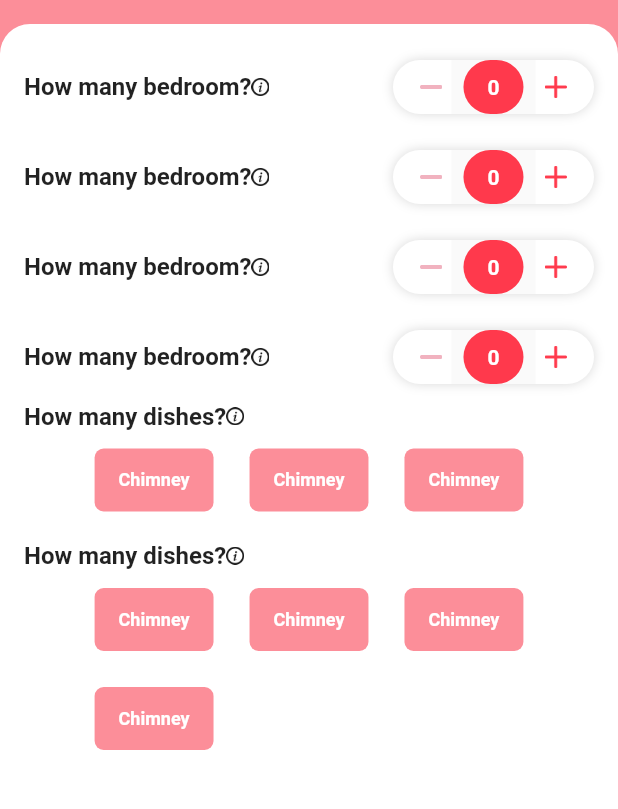
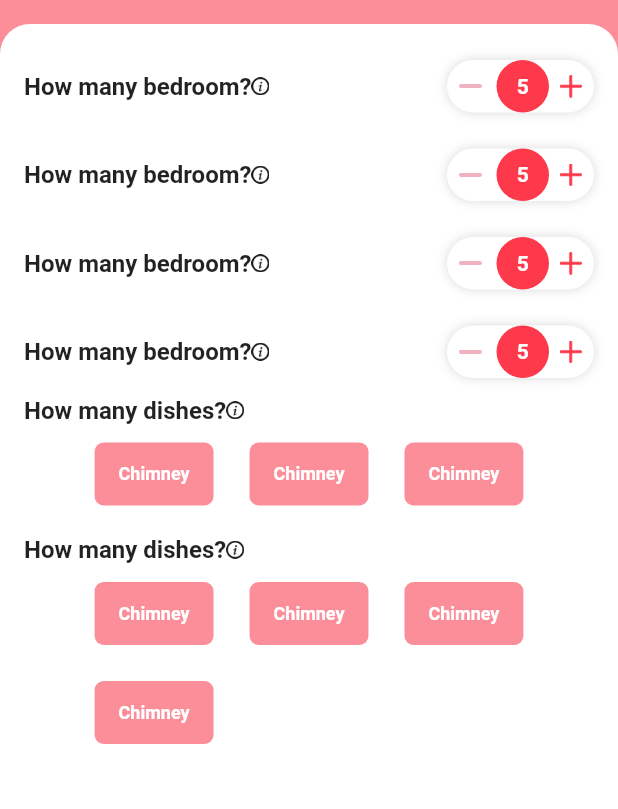
Before and after one commit to moury12/Service-Management, a Flutter app: the BasicCleaningScreen screen opened by its route, on a phone screen of 412 x 824 dp, the part 60-869 px from its top. Run offline on Flutter 3.47's test engine with Material 2 defaults, Android fonts, the phone set to English and light mode, and no system bars; our stand-ins replace get, google_fonts; missing offline and left inert: mh_core.

```diff
--- a/lib/pages/home/home_page.dart
+++ b/lib/pages/home/home_page.dart
@@ -128,6 +128,7 @@ class _HomeScreenState extends State<HomeScreen>
               right: 0,
               duration: Duration(milliseconds: 300),
               child: Container(
+                margin: EdgeInsets.symmetric(horizontal: 15, vertical: 2),
                 color: containerColor,
                 width: double.infinity,
                 height: 90,
--- a/lib/pages/services/basic_cleaning_page.dart
+++ b/lib/pages/services/basic_cleaning_page.dart
@@ -1184,9 +1184,14 @@ class CountWidget extends StatefulWidget {
 }
 
 class _CountWidgetState extends State<CountWidget> {
-  int acceptedData = 0;
-  double top = 0;
-  double left = 0;
+  // int acceptedData = 0;
+  // double top = 0;
+  // double left = 0;
+  bool isinc = false;
+  bool isdec = false;
+  int value = 5;
+  bool hasIncremented = false; // Track if increment has occurred
+  bool hasDecremented = false;
 
   @override
   Widget build(BuildContext context) {
@@ -1204,122 +1209,224 @@ class _CountWidgetState extends State<CountWidget> {
               Image.asset(
                 AssetsConstant.info_icon,
                 height: 12,
-              )
+              ),
             ],
           ),
           Container(
-            padding: const EdgeInsets.symmetric(horizontal: 12),
+            width: 98,
+            height: 35,
+            // padding: const EdgeInsets.symmetric(horizontal: 12),
             decoration: BoxDecoration(
                 color: Colors.white,
                 borderRadius: BorderRadius.circular(33),
                 boxShadow: [
                   BoxShadow(blurRadius: 6, color: Colors.black.withOpacity(.15))
                 ]),
-            child: Row(
-              mainAxisAlignment: MainAxisAlignment.center,
-              crossAxisAlignment: CrossAxisAlignment.center,
+            child: Stack(
               children: [
-                DragTarget<int>(builder: (
-                  BuildContext context,
-                  List<dynamic> accepted,
-                  List<dynamic> rejected,
-                ) {
-                  return Padding(
-                    padding: const EdgeInsets.all(6.0),
+                Positioned(
+                  left: 8,
+                  top: 5,
+                  bottom: 5,
                   child: Image.asset(
                     AssetsConstant.minimize_icon,
-                      color: acceptedData < 1 ? null : AppColors.kPrimaryColor,
                     height: 15,
                     width: 15,
                   ),
-                  );
-                }, onAccept: (int data) {
-                  if (acceptedData >= 1) {
+                ),
+                Positioned(
+                  right: 8,
+                  top: 5,
+                  bottom: 5,
+                  child: Image.asset(
+                    AssetsConstant.add_icon,
+                    height: 15,
+                    width: 15,
+                  ),
+                ),
+                AnimatedPositioned(
+                  duration: Duration(milliseconds: 200),
+                  left: !isinc && !isdec
+                      ? 25
+                      : isinc
+                          ? 53.0
+                          : (isdec ? -6 : 25.0),
+                  child: GestureDetector(
+                    onHorizontalDragUpdate: (details) {
+                      if (details.localPosition.dx >= -6 &&
+                          details.localPosition.dx <= 56.0) {
                         setState(() {
-                      acceptedData -= data;
+                          if (details.localPosition.dx <= 25.0) {
+                            isinc = false;
+                            isdec = true;
+                            if (!hasIncremented && value != 0) {
+                              value--;
+                              hasIncremented = true;
+                              hasDecremented = false;
+                            }
+                          } else {
+                            isinc = true;
+                            isdec = false;
+
+                            if (!hasDecremented) {
+                              value++;
+                              hasDecremented = true;
+                              hasIncremented = false;
+                            }
+                          }
                         });
-                  } else {}
-                }),
-                Draggable<int>(
-                  hitTestBehavior: HitTestBehavior.translucent,
-                  axis: Axis.horizontal,
-                  affinity: Axis.horizontal,
-                  dragAnchorStrategy: (draggable, context, position) {
-                    final RenderBox render =
-                        context.findRenderObject()! as RenderBox;
-                    return Offset(
-                        render.size.width / 2, render.size.height / 2);
+                      }
                     },
-                  data: 1,
-                  feedback: Material(
-                    type: MaterialType.transparency,
+                    onHorizontalDragStart: (details) {
+                      hasIncremented = false;
+                      isinc = false;
+                      isdec = false;
+                      hasDecremented = false;
+                      value = 5;
+                    },
+                    onHorizontalDragEnd: (details) {
+                      hasIncremented = false;
+                      isinc = false;
+                      isdec = false;
+                      hasDecremented = false;
+                      value = 5;
+                    },
                     child: Container(
+                      width: 35.0,
+                      height: 35.0,
+                      alignment: Alignment.center,
                       margin: const EdgeInsets.symmetric(horizontal: 8),
                       decoration: BoxDecoration(
                         color: AppColors.kPrimaryColor,
                         borderRadius: BorderRadius.circular(180),
                       ),
-                      padding: const EdgeInsets.symmetric(
-                          vertical: 10, horizontal: 16),
+                      // padding: const EdgeInsets.symmetric(
+                      //     vertical: 10, horizontal: 16),
                       child: Text(
-                        '$acceptedData',
-                        style: AppTheme.textStyleSemiBoldWhite14,
-                      ),
-                    ),
-                  ),
-                  childWhenDragging: Container(
-                    margin: const EdgeInsets.symmetric(horizontal: 8),
-                    decoration: BoxDecoration(
-                      color: Colors.transparent,
-                      borderRadius: BorderRadius.circular(180),
-                    ),
-                    padding: const EdgeInsets.symmetric(
-                        vertical: 10, horizontal: 16),
-                    child: Text(
-                      '$acceptedData',
-                      style: AppTheme.textStyleSemiBoldWhite14,
-                    ),
-                  ),
-                  child: Material(
-                    child: Container(
-                      margin: const EdgeInsets.symmetric(horizontal: 8),
-                      decoration: BoxDecoration(
-                        color: AppColors.kPrimaryColor,
-                        borderRadius: BorderRadius.circular(180),
-                      ),
-                      padding: const EdgeInsets.symmetric(
-                          vertical: 10, horizontal: 16),
-                      child: Text(
-                        acceptedData.toString(),
+                        '$value',
+                        textAlign: TextAlign.center,
                         style: AppTheme.textStyleSemiBoldWhite14,
                       ),
                     ),
                   ),
                 ),
-                DragTarget<int>(
-                  builder: (
-                    BuildContext context,
-                    List<dynamic> accepted,
-                    List<dynamic> rejected,
-                  ) {
-                    return Padding(
-                      padding: const EdgeInsets.all(6),
-                      child: Image.asset(
-                        AssetsConstant.add_icon,
-                        height: 15,
-                        width: 15,
-                      ),
-                    );
-                  },
-                  onAccept: (int data) {
-                    setState(() {
-                      acceptedData += data;
-                    });
-                  },
-                ),
               ],
             ),
-          )
+          ),
+          //*******************************************************************
+          // Container(
+          //   padding: const EdgeInsets.symmetric(horizontal: 12),
+          //   decoration: BoxDecoration(
+          //       color: Colors.white,
+          //       borderRadius: BorderRadius.circular(33),
+          //       boxShadow: [
+          //         BoxShadow(blurRadius: 6, color: Colors.black.withOpacity(.15))
+          //       ]),
+          //   child: Row(
+          //     mainAxisAlignment: MainAxisAlignment.center,
+          //     crossAxisAlignment: CrossAxisAlignment.center,
+          //     children: [
+          //       DragTarget<int>(builder: (
+          //         BuildContext context,
+          //         List<dynamic> accepted,
+          //         List<dynamic> rejected,
+          //       ) {
+          //         return Padding(
+          //           padding: const EdgeInsets.all(6.0),
+          //           child: Image.asset(
+          //             AssetsConstant.minimize_icon,
+          //             color: acceptedData < 1 ? null : AppColors.kPrimaryColor,
+          //             height: 15,
+          //             width: 15,
+          //           ),
+          //         );
+          //       }, onAccept: (int data) {
+          //         if (acceptedData >= 1) {
+          //           setState(() {
+          //             acceptedData -= data;
+          //           });
+          //         } else {}
+          //       }),
+          //       Draggable<int>(
+          //         hitTestBehavior: HitTestBehavior.translucent,
+          //         axis: Axis.horizontal,
+          //         affinity: Axis.horizontal,
+          //         dragAnchorStrategy: (draggable, context, position) {
+          //           final RenderBox render =
+          //               context.findRenderObject()! as RenderBox;
+          //           return Offset(
+          //               render.size.width / 2, render.size.height / 2);
+          //         },
+          //         data: 1,
+          //         feedback: Material(
+          //           type: MaterialType.transparency,
+          //           child: Container(
+          //             margin: const EdgeInsets.symmetric(horizontal: 8),
+          //             decoration: BoxDecoration(
+          //               color: AppColors.kPrimaryColor,
+          //               borderRadius: BorderRadius.circular(180),
+          //             ),
+          //             padding: const EdgeInsets.symmetric(
+          //                 vertical: 10, horizontal: 16),
+          //             child: Text(
+          //               '$acceptedData',
+          //               style: AppTheme.textStyleSemiBoldWhite14,
+          //             ),
+          //           ),
+          //         ),
+          //         childWhenDragging: Container(
+          //           margin: const EdgeInsets.symmetric(horizontal: 8),
+          //           decoration: BoxDecoration(
+          //             color: Colors.transparent,
+          //             borderRadius: BorderRadius.circular(180),
+          //           ),
+          //           padding: const EdgeInsets.symmetric(
+          //               vertical: 10, horizontal: 16),
+          //           child: Text(
+          //             '$acceptedData',
+          //             style: AppTheme.textStyleSemiBoldWhite14,
+          //           ),
+          //         ),
+          //         child: Material(
+          //           child: Container(
+          //             margin: const EdgeInsets.symmetric(horizontal: 8),
+          //             decoration: BoxDecoration(
+          //               color: AppColors.kPrimaryColor,
+          //               borderRadius: BorderRadius.circular(180),
+          //             ),
+          //             padding: const EdgeInsets.symmetric(
+          //                 vertical: 10, horizontal: 16),
+          //             child: Text(
+          //               acceptedData.toString(),
+          //               style: AppTheme.textStyleSemiBoldWhite14,
+          //             ),
+          //           ),
+          //         ),
+          //       ),
+          //       DragTarget<int>(
+          //         builder: (
+          //           BuildContext context,
+          //           List<dynamic> accepted,
+          //           List<dynamic> rejected,
+          //         ) {
+          //           return Padding(
+          //             padding: const EdgeInsets.all(6),
+          //             child: Image.asset(
+          //               AssetsConstant.add_icon,
+          //               height: 15,
+          //               width: 15,
+          //             ),
+          //           );
+          //         },
+          //         onAccept: (int data) {
+          //           setState(() {
+          //             acceptedData += data;
+          //           });
+          //         },
+          //       ),
+          //     ],
+          //   ),
+          // )
         ],
       ),
     );
```
Also changed, not shown: lib/main.dart (+5 -5 lines), lib/pages/auth/login_page.dart (+77 -64 lines), lib/pages/auth/widgets/otpContainer.dart (+11 -42 lines). Lines whose indentation alone changed are shown as unchanged.
